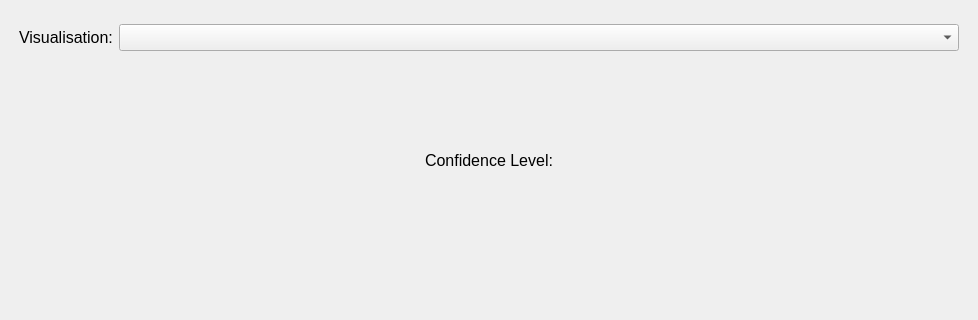
First picture: the form in UI Code/AutismClassifier.ui, repository RX-Larry/FIT3161_MA_6, before the edit; both pictures show x 0 to 978 and y 165 to 485 of the 978 by 679 pixel window.
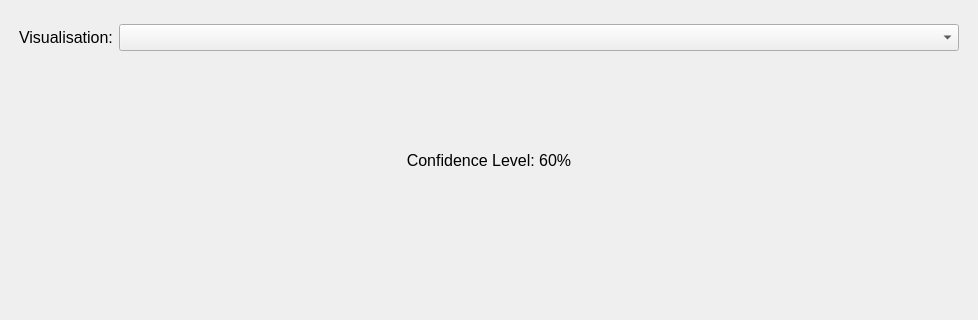
Second picture: the form after the edit.

Commit message: Made some cosmetic changes and handled no file directory given scenario.

Diff of the .ui file:
```diff
--- a/UI Code/AutismClassifier.ui
+++ b/UI Code/AutismClassifier.ui
@@ -396,7 +396,7 @@
        </font>
       </property>
       <property name="text">
-       <string>Confidence Level:</string>
+       <string>Confidence Level: 60%</string>
       </property>
       <property name="alignment">
        <set>Qt::AlignCenter</set>
```
The commit also changes 1 other file.
